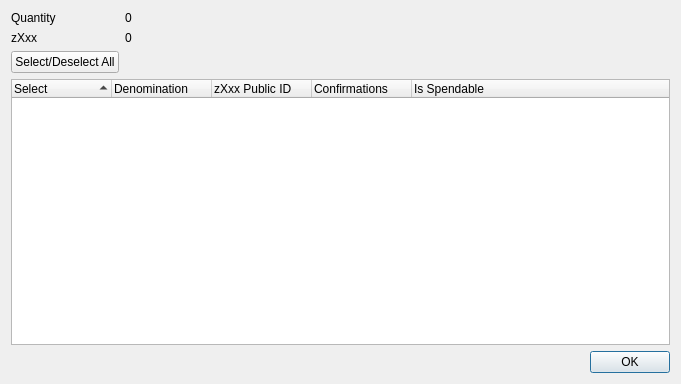
This is src/qt/forms/zxxxcontroldialog.ui in CryptoCashBack-Hub/CCBC as Qt 5 draws it before an edit. The edited form follows.
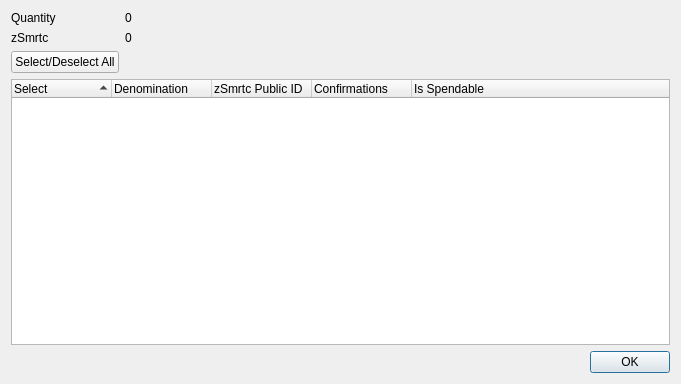
This is the edited form.

What changed in the file:
```diff
--- a/src/qt/forms/zxxxcontroldialog.ui
+++ b/src/qt/forms/zxxxcontroldialog.ui
@@ -42,7 +42,7 @@
      <item row="1" column="0">
       <widget class="QLabel" name="labelZXxx">
        <property name="text">
-        <string>zXxx</string>
+        <string>zSmrtc</string>
        </property>
       </widget>
      </item>
@@ -96,7 +96,7 @@
        </column>
        <column>
         <property name="text">
-         <string notr="true">zXxx Public ID</string>
+         <string notr="true">zSmrtc Public ID</string>
         </property>
        </column>
        <column>
```
Left out of the diff: 2 changed lines with no effect on the pictures.
